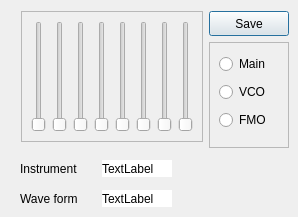
This is OceanGUI/spectrum_dialog_class.ui in uglasmeyer/ocean as Qt 5 draws it before an edit. The edited form follows.
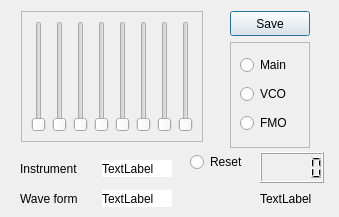
This is the edited form.

```diff
--- a/OceanGUI/spectrum_dialog_class.ui
+++ b/OceanGUI/spectrum_dialog_class.ui
@@ -6,7 +6,7 @@
    <rect>
     <x>0</x>
     <y>0</y>
-    <width>298</width>
+    <width>339</width>
     <height>217</height>
    </rect>
   </property>
@@ -556,7 +556,7 @@
   <widget class="QPushButton" name="pB_save_spectrum">
    <property name="geometry">
     <rect>
-     <x>209</x>
+     <x>230</x>
      <y>11</y>
      <width>80</width>
      <height>25</height>
@@ -1071,7 +1071,7 @@
   <widget class="QFrame" name="frame_rb_osc">
    <property name="geometry">
     <rect>
-     <x>209</x>
+     <x>230</x>
      <y>42</y>
      <width>80</width>
      <height>106</height>
@@ -1083,13 +1083,13 @@
    <property name="frameShadow">
     <enum>QFrame::Raised</enum>
    </property>
-   <widget class="QWidget" name="">
+   <widget class="QWidget" name="layoutWidget">
     <property name="geometry">
      <rect>
       <x>10</x>
       <y>10</y>
       <width>60</width>
-      <height>83</height>
+      <height>86</height>
      </rect>
     </property>
     <layout class="QGridLayout" name="gridLayout_3">
@@ -1117,6 +1117,42 @@
     </layout>
    </widget>
   </widget>
+  <widget class="QLCDNumber" name="lcd_spectrumDisplay">
+   <property name="geometry">
+    <rect>
+     <x>260</x>
+     <y>152</y>
+     <width>64</width>
+     <height>31</height>
+    </rect>
+   </property>
+  </widget>
+  <widget class="QLabel" name="lbl_spectrumDisplay">
+   <property name="geometry">
+    <rect>
+     <x>260</x>
+     <y>190</y>
+     <width>66</width>
+     <height>18</height>
+    </rect>
+   </property>
+   <property name="text">
+    <string>TextLabel</string>
+   </property>
+  </widget>
+  <widget class="QRadioButton" name="rb_reset">
+   <property name="geometry">
+    <rect>
+     <x>190</x>
+     <y>150</y>
+     <width>61</width>
+     <height>24</height>
+    </rect>
+   </property>
+   <property name="text">
+    <string>Reset</string>
+   </property>
+  </widget>
  </widget>
  <resources/>
  <connections/>
```
Left out of the diff: 8 changed lines with no effect on the pictures.
